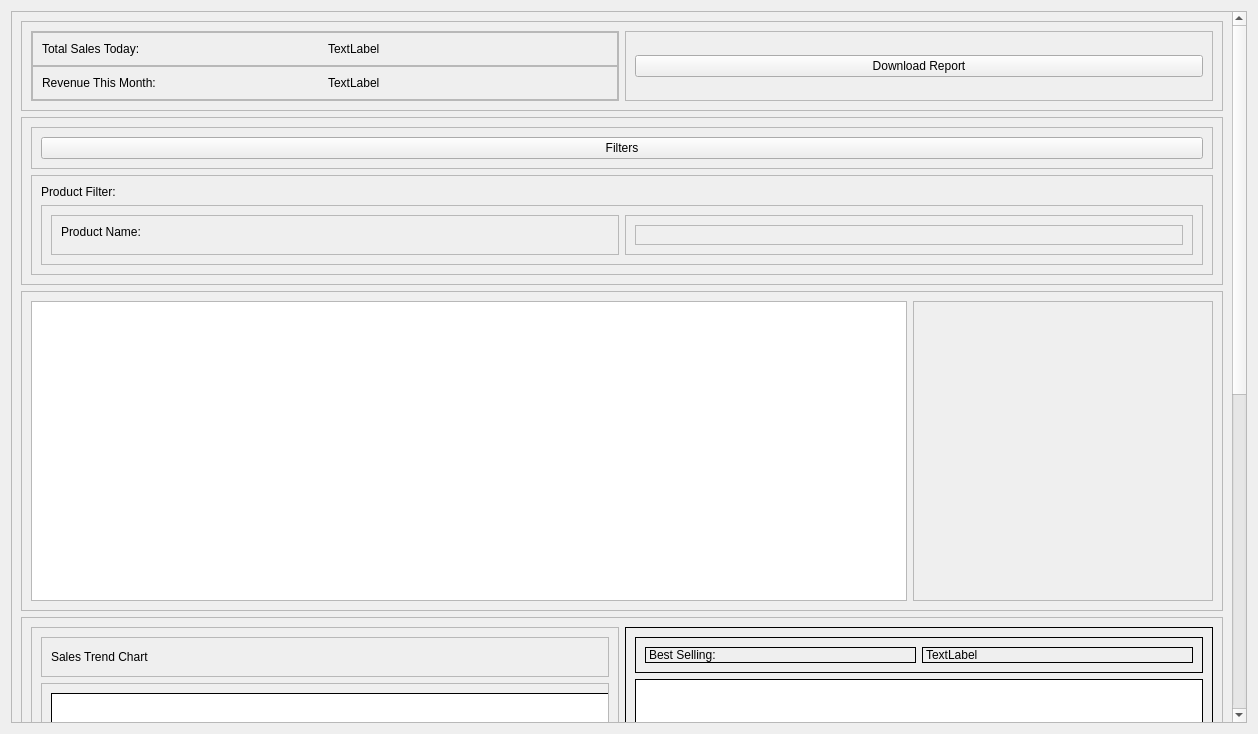
First picture: the form in app/src/ui/NEW/sales_report_page.ui, repository Kazu0210/Inventory-System, before the edit.
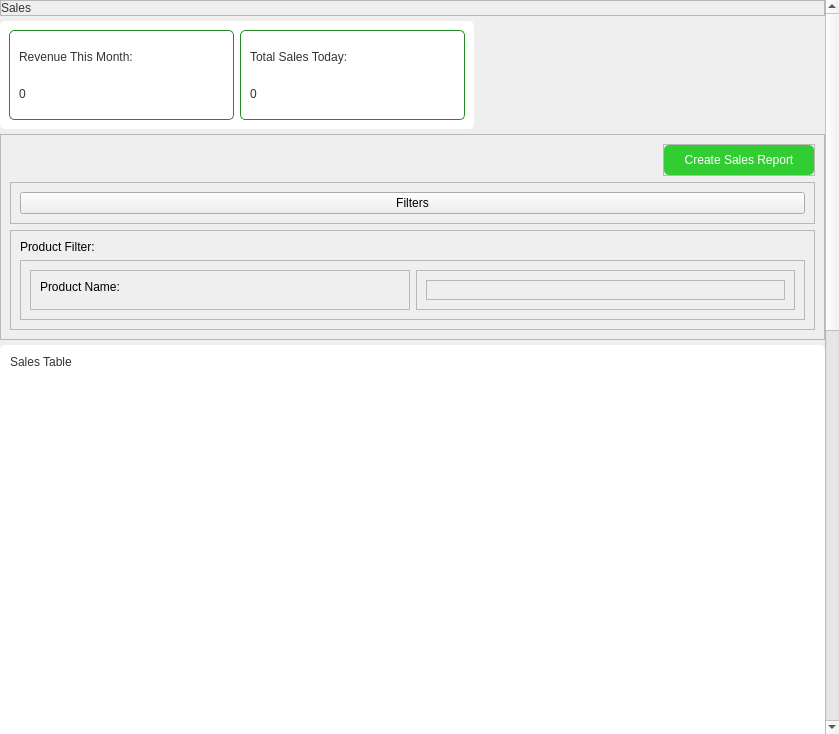
Second picture: the form after the edit.

Commit message: changed ui on sales table

The edit to the form file:
```diff
--- a/app/src/ui/NEW/sales_report_page.ui
+++ b/app/src/ui/NEW/sales_report_page.ui
@@ -6,16 +6,41 @@
    <rect>
     <x>0</x>
     <y>0</y>
-    <width>1258</width>
+    <width>839</width>
     <height>734</height>
    </rect>
   </property>
   <property name="windowTitle">
    <string>Form</string>
   </property>
+  <property name="styleSheet">
+   <string notr="true">*{
+font: 10pt &quot;Noto Sans&quot;;
+}</string>
+  </property>
   <layout class="QVBoxLayout" name="verticalLayout">
+   <property name="spacing">
+    <number>0</number>
+   </property>
+   <property name="leftMargin">
+    <number>0</number>
+   </property>
+   <property name="topMargin">
+    <number>0</number>
+   </property>
+   <property name="rightMargin">
+    <number>0</number>
+   </property>
+   <property name="bottomMargin">
+    <number>0</number>
+   </property>
    <item>
     <widget class="QScrollArea" name="scrollArea">
+     <property name="styleSheet">
+      <string notr="true">#scrollArea{
+border: none;
+}</string>
+     </property>
      <property name="widgetResizable">
       <bool>true</bool>
      </property>
@@ -24,13 +49,72 @@
        <rect>
         <x>0</x>
         <y>0</y>
-        <width>1221</width>
-        <height>1321</height>
+        <width>822</width>
+        <height>1703</height>
        </rect>
       </property>
       <layout class="QVBoxLayout" name="verticalLayout_3">
+       <property name="spacing">
+        <number>5</number>
+       </property>
+       <property name="leftMargin">
+        <number>0</number>
+       </property>
+       <property name="topMargin">
+        <number>0</number>
+       </property>
+       <property name="rightMargin">
+        <number>0</number>
+       </property>
+       <property name="bottomMargin">
+        <number>0</number>
+       </property>
        <item>
+        <widget class="QFrame" name="frame_18">
+         <property name="frameShape">
+          <enum>QFrame::StyledPanel</enum>
+         </property>
+         <property name="frameShadow">
+          <enum>QFrame::Raised</enum>
+         </property>
+         <layout class="QHBoxLayout" name="horizontalLayout_10">
+          <property name="spacing">
+           <number>0</number>
+          </property>
+          <property name="leftMargin">
+           <number>0</number>
+          </property>
+          <property name="topMargin">
+           <number>0</number>
+          </property>
+          <property name="rightMargin">
+           <number>0</number>
+          </property>
+          <property name="bottomMargin">
+           <number>0</number>
+          </property>
+          <item>
+           <widget class="QLabel" name="label_7">
+            <property name="styleSheet">
+             <string notr="true">font: 87 16pt &quot;Noto Sans Black&quot;;
+color: #333333;</string>
+            </property>
+            <property name="text">
+             <string>Sales </string>
+            </property>
+           </widget>
+          </item>
+         </layout>
+        </widget>
+       </item>
+       <item alignment="Qt::AlignLeft">
         <widget class="QFrame" name="frame_4">
+         <property name="styleSheet">
+          <string notr="true">#frame_4{
+background-color: #fff;
+border-radius: 5px;
+}</string>
+         </property>
          <property name="frameShape">
           <enum>QFrame::StyledPanel</enum>
          </property>
@@ -39,7 +123,29 @@
          </property>
          <layout class="QHBoxLayout" name="horizontalLayout_3">
           <item>
-           <widget class="QFrame" name="frame_3">
+           <widget class="QFrame" name="frame_2">
+            <property name="minimumSize">
+             <size>
+              <width>225</width>
+              <height>90</height>
+             </size>
+            </property>
+            <property name="maximumSize">
+             <size>
+              <width>225</width>
+              <height>16777215</height>
+             </size>
+            </property>
+            <property name="styleSheet">
+             <string notr="true">#frame_2{
+background-color: #fff;
+border: 1px solid #228B22;
+border-radius: 5px;
+}
+*{
+background-color: transparent;
+}</string>
+            </property>
             <property name="frameShape">
              <enum>QFrame::StyledPanel</enum>
             </property>
@@ -48,88 +154,100 @@
             </property>
             <layout class="QVBoxLayout" name="verticalLayout_2">
              <property name="spacing">
-              <number>0</number>
+              <number>5</number>
              </property>
              <property name="leftMargin">
-              <number>0</number>
+              <number>9</number>
              </property>
              <property name="topMargin">
-              <number>0</number>
+              <number>9</number>
              </property>
              <property name="rightMargin">
-              <number>0</number>
+              <number>9</number>
              </property>
              <property name="bottomMargin">
-              <number>0</number>
+              <number>9</number>
              </property>
              <item>
-              <widget class="QFrame" name="frame">
-               <property name="frameShape">
-                <enum>QFrame::StyledPanel</enum>
+              <widget class="QLabel" name="label_2">
+               <property name="styleSheet">
+                <string notr="true">font: 63 12pt &quot;Noto Sans SemiBold&quot;;
+color: #333333;</string>
                </property>
-               <property name="frameShadow">
-                <enum>QFrame::Raised</enum>
+               <property name="text">
+                <string>Revenue This Month:</string>
                </property>
-               <layout class="QHBoxLayout" name="horizontalLayout">
-                <item>
-                 <widget class="QLabel" name="label">
-                  <property name="text">
-                   <string>Total Sales Today:</string>
-                  </property>
-                 </widget>
-                </item>
-                <item>
-                 <widget class="QLabel" name="total_sales_label">
-                  <property name="text">
-                   <string>TextLabel</string>
-                  </property>
-                 </widget>
-                </item>
-               </layout>
               </widget>
              </item>
              <item>
-              <widget class="QFrame" name="frame_2">
-               <property name="frameShape">
-                <enum>QFrame::StyledPanel</enum>
+              <widget class="QLabel" name="revenue_month_label">
+               <property name="styleSheet">
+                <string notr="true">font: 87 16pt &quot;Noto Sans Black&quot;;
+color: #333333;
+</string>
                </property>
-               <property name="frameShadow">
-                <enum>QFrame::Raised</enum>
+               <property name="text">
+                <string>0</string>
                </property>
-               <layout class="QHBoxLayout" name="horizontalLayout_2">
-                <item>
-                 <widget class="QLabel" name="label_2">
-                  <property name="text">
-                   <string>Revenue This Month:</string>
-                  </property>
-                 </widget>
-                </item>
-                <item>
-                 <widget class="QLabel" name="revenue_month_label">
-                  <property name="text">
-                   <string>TextLabel</string>
-                  </property>
-                 </widget>
-                </item>
-               </layout>
               </widget>
              </item>
             </layout>
            </widget>
           </item>
           <item>
-           <widget class="QFrame" name="frame_5">
+           <widget class="QFrame" name="frame">
+            <property name="minimumSize">
+             <size>
+              <width>225</width>
+              <height>90</height>
+             </size>
+            </property>
+            <property name="maximumSize">
+             <size>
+              <width>225</width>
+              <height>16777215</height>
+             </size>
+            </property>
+            <property name="styleSheet">
+             <string notr="true">#frame{
+background-color: #fff;
+border: 1px solid #228B22;
+border-radius: 5px;
+}
+*{
+background-color: transparent;
+}</string>
+            </property>
             <property name="frameShape">
              <enum>QFrame::StyledPanel</enum>
             </property>
             <property name="frameShadow">
              <enum>QFrame::Raised</enum>
             </property>
-            <layout class="QHBoxLayout" name="horizontalLayout_8">
+            <layout class="QVBoxLayout" name="verticalLayout_12">
+             <property name="spacing">
+              <number>5</number>
+             </property>
              <item>
-              <widget class="QPushButton" name="dl_report_pushButton">
+              <widget class="QLabel" name="label">
+               <property name="styleSheet">
+                <string notr="true">font: 63 12pt &quot;Noto Sans SemiBold&quot;;
+color: #333333;</string>
+               </property>
                <property name="text">
-                <string>Download Report</string>
+                <string>Total Sales Today:</string>
+               </property>
+              </widget>
+             </item>
+             <item>
+              <widget class="QLabel" name="total_sales_label">
+               <property name="styleSheet">
+                <string notr="true">font: 87 16pt &quot;Noto Sans Black&quot;;
+color: #333333;
+</string>
+               </property>
+               <property name="text">
+                <string>0</string>
                </property>
               </widget>
              </item>
@@ -148,6 +266,62 @@
           <enum>QFrame::Raised</enum>
          </property>
          <layout class="QVBoxLayout" name="verticalLayout_7">
+          <item alignment="Qt::AlignRight">
+           <widget class="QFrame" name="frame_3">
+            <property name="frameShape">
+             <enum>QFrame::StyledPanel</enum>
+            </property>
+            <property name="frameShadow">
+             <enum>QFrame::Raised</enum>
+            </property>
+            <layout class="QHBoxLayout" name="horizontalLayout">
+             <property name="spacing">
+              <number>0</number>
+             </property>
+             <property name="leftMargin">
+              <number>0</number>
+             </property>
+             <property name="topMargin">
+              <number>0</number>
+             </property>
+             <property name="rightMargin">
+              <number>0</number>
+             </property>
+             <property name="bottomMargin">
+              <number>0</number>
+             </property>
+             <item alignment="Qt::AlignRight">
+              <widget class="QPushButton" name="create_sales_report_pushButton">
+               <property name="minimumSize">
+                <size>
+                 <width>150</width>
+                 <height>30</height>
+                </size>
+               </property>
+               <property name="maximumSize">
+                <size>
+                 <width>150</width>
+                 <height>30</height>
+                </size>
+               </property>
+               <property name="cursor">
+                <cursorShape>PointingHandCursor</cursorShape>
+               </property>
+               <property name="styleSheet">
+                <string notr="true">background-color: #32CD32;
+font: 87 10pt &quot;Noto Sans Black&quot;;
+color: #fff;
+border: none;
+border-radius: 5px;</string>
+               </property>
+               <property name="text">
+                <string>Create Sales Report</string>
+               </property>
+              </widget>
+             </item>
+            </layout>
+           </widget>
+          </item>
           <item>
            <widget class="QFrame" name="frame_14">
             <property name="frameShape">
@@ -254,37 +428,74 @@
        </item>
        <item>
         <widget class="QFrame" name="frame_6">
+         <property name="styleSheet">
+          <string notr="true">#frame_6{
+background-color: #fff;
+border-radius: 5px;
+}
+*{
+background-color: transparent;
+}</string>
+         </property>
          <property name="frameShape">
           <enum>QFrame::StyledPanel</enum>
          </property>
          <property name="frameShadow">
           <enum>QFrame::Raised</enum>
          </property>
-         <layout class="QHBoxLayout" name="horizontalLayout_4">
+         <layout class="QVBoxLayout" name="verticalLayout_13">
+          <property name="spacing">
+           <number>5</number>
+          </property>
+          <item>
+           <widget class="QFrame" name="frame_5">
+            <property name="frameShape">
+             <enum>QFrame::StyledPanel</enum>
+            </property>
+            <property name="frameShadow">
+             <enum>QFrame::Raised</enum>
+            </property>
+            <layout class="QHBoxLayout" name="horizontalLayout_2">
+             <property name="leftMargin">
+              <number>0</number>
+             </property>
+             <property name="topMargin">
+              <number>0</number>
+             </property>
+             <property name="rightMargin">
+              <number>0</number>
+             </property>
+             <property name="bottomMargin">
+              <number>0</number>
+             </property>
+             <item>
+              <widget class="QLabel" name="label_8">
+               <property name="styleSheet">
+                <string notr="true">font: 87 16pt &quot;Noto Sans Black&quot;;
+color: #333333;</string>
+               </property>
+               <property name="text">
+                <string>Sales Table</string>
+               </property>
+              </widget>
+             </item>
+            </layout>
+           </widget>
+          </item>
           <item>
            <widget class="QTableWidget" name="sales_tableWidget">
             <property name="minimumSize">
              <size>
               <width>0</width>
-              <height>300</height>
+              <height>550</height>
              </size>
             </property>
-           </widget>
-          </item>
-          <item>
-           <widget class="QFrame" name="frame_7">
-            <property name="minimumSize">
+            <property name="maximumSize">
              <size>
-              <width>300</width>
-              <height>0</height>
+              <width>16777215</width>
+              <height>550</height>
              </size>
             </property>
-            <property name="frameShape">
-             <enum>QFrame::StyledPanel</enum>
-            </property>
-            <property name="frameShadow">
-             <enum>QFrame::Raised</enum>
-            </property>
            </widget>
           </item>
          </layout>
```
The commit also changes 8 other files.
